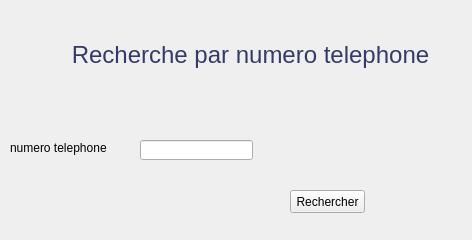
Above: recherchetelperss.ui from ananomri/projet-anan-and-assma before the change. Below: the same form after it.
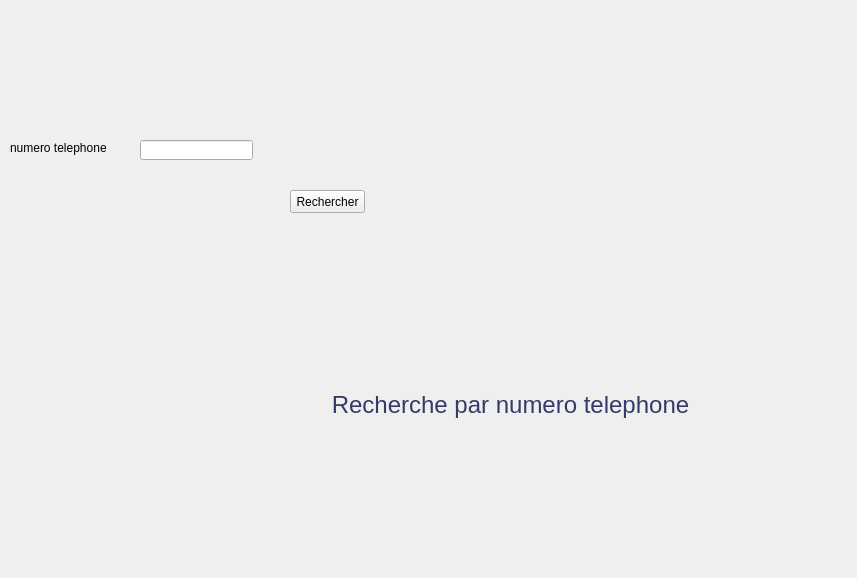
That is the form after the change.

The edit to the form file:
```diff
--- a/recherchetelperss.ui
+++ b/recherchetelperss.ui
@@ -6,8 +6,8 @@
    <rect>
     <x>0</x>
     <y>0</y>
-    <width>472</width>
-    <height>240</height>
+    <width>857</width>
+    <height>578</height>
    </rect>
   </property>
   <property name="windowTitle">
@@ -26,8 +26,8 @@
   <widget class="QLabel" name="label">
    <property name="geometry">
     <rect>
-     <x>40</x>
-     <y>20</y>
+     <x>300</x>
+     <y>370</y>
      <width>421</width>
      <height>71</height>
     </rect>
```
